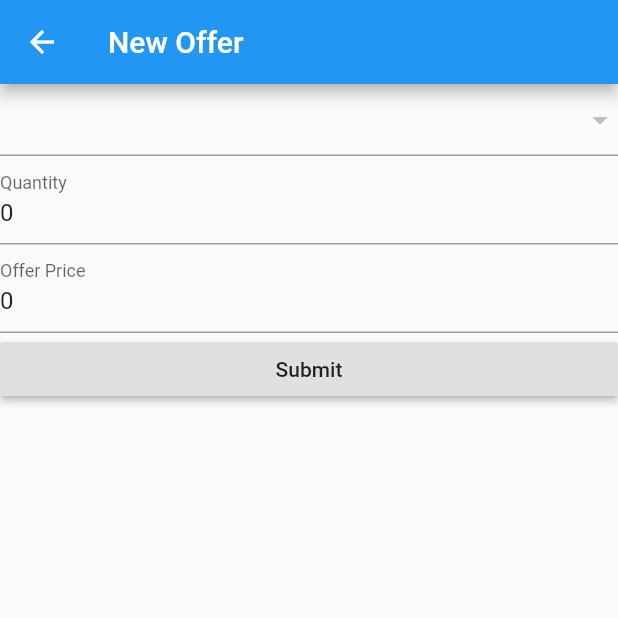
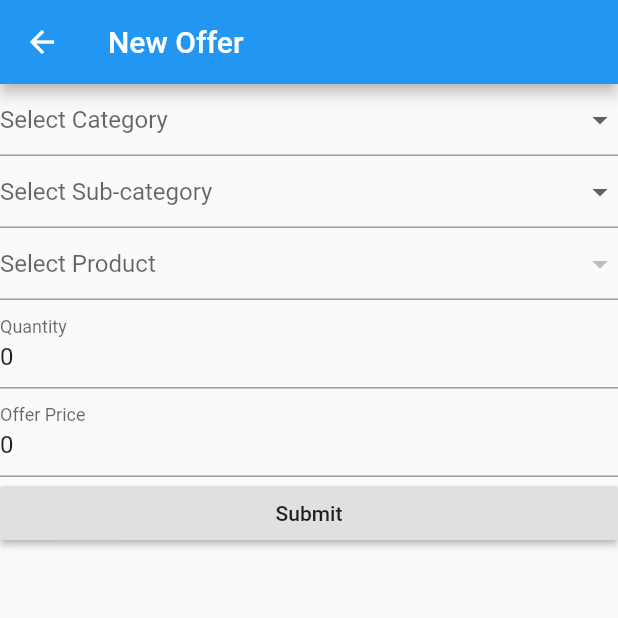
Before and after one commit to sameerss143/negoc8r_vendor, a Flutter app: the CreateNewOffer screen opened by its route, on a phone screen of 412 x 824 dp, the top half of it. Run offline on Flutter 3.47's test engine with Material 2 defaults, Android fonts, the phone set to English and light mode, and no system bars; our stand-ins replace carousel_slider, cloud_firestore, firebase_auth, firebase_core, google_sign_in; accounts and stored records are empty.

```diff
--- /dev/null
+++ b/lib/Classes/ProductObj.dart
@@ -0,0 +1,6 @@
+class ProductObj {
+  String productId;
+  String productName;
+
+  ProductObj({this.productId, this.productName});
+}
--- a/lib/Pages/Offer/CreateNewOffer.dart
+++ b/lib/Pages/Offer/CreateNewOffer.dart
@@ -1,6 +1,7 @@
 import 'package:cloud_firestore/cloud_firestore.dart';
 import 'package:firebase_auth/firebase_auth.dart';
 import 'package:flutter/material.dart';
+import 'package:negoc8r_vendor/Classes/ProductObj.dart';
 //import 'package:negoc8r_vendor/Classes/VendorAccount.dart';
 
 class CreateNewOffer extends StatefulWidget {
@@ -11,19 +12,47 @@ class CreateNewOffer extends StatefulWidget {
 }
 
 class _CreateNewOfferState extends State<CreateNewOffer> {
-  // String _category;
-  // String _subCategory;
-  String _shopName;
-  String _city;
-  String _area;
-  String _subArea;
-  String _productName;
-  String _productId;
-  //ProductObj _productObj;
+  String _category;
+  String _subCategory;
+  // String _shopName;
+  // String _city;
+  // String _area;
+  // String _subArea;
+  // String _productName;
+  // String _productId;
+  String _selectedProduct; // = new ProductObj();
+  List<DropdownMenuItem<ProductObj>> _productList = [];
   int _quantity = 0;
   double _offerPrice = 0.0;
   final _formKey = GlobalKey<FormState>();
   User _user = FirebaseAuth.instance.currentUser;
+
+  @override
+  void initState() {
+    //Fetch the inventory list
+    // Stream<QuerySnapshot> snapshot = FirebaseFirestore.instance
+    //     .collection('vendor')
+    //     .doc(_user.uid)
+    //     .collection('myInventory')
+    //     .snapshots();
+
+    //int l = snapshot.length;
+    //for (var i = 0; i < snapshot.length; i++) {}
+    //DocumentSnapshot ds = snapshot[0];
+
+    // snapshot.data.docs
+    //     .map<ProductObj>((ProductObj inventory) => {
+    //           productList.add(
+    //             DropdownMenuItem<ProductObj>(
+    //               child: new Text(inventory.productName),
+    //               value: inventory,
+    //             ),
+    //           );
+    //         })
+    //     .toList();
+
+    super.initState();
+  }
 
   @override
   Widget build(BuildContext context) {
@@ -45,36 +74,36 @@ class _CreateNewOfferState extends State<CreateNewOffer> {
           //fields for product, location(fixed for each vendor), quantity and offer price
           children: <Widget>[
             //category
-            // DropdownButtonFormField(
-            //   items: _getCategoryList(),
-            //   // onChanged: (newValue) {
-            //   //   _category = newValue.toString();
-            //   //   setState(newValue);
-            //   onChanged: (newValue) {
-            //     setState(
-            //       () {
-            //         //if (newValue != null) {
-            //         _category = newValue;
-            //         //}
-            //       },
-            //     );
-            //   },
-            //   hint: Text('Select Category'),
-            // ),
-            // //subcategory
-            // DropdownButtonFormField(
-            //   items: _getSubCategoryList(),
-            //   onChanged: (newValue) {
-            //     setState(
-            //       () {
-            //         _subCategory = newValue;
-            //       },
-            //     );
-            //   },
-            //   hint: Text('Select Sub-category'),
-            // ),
+            DropdownButtonFormField(
+              items: _getCategoryList(),
+              // onChanged: (newValue) {
+              //   _category = newValue.toString();
+              //   setState(newValue);
+              onChanged: (newValue) {
+                setState(
+                  () {
+                    //if (newValue != null) {
+                    _category = newValue;
+                    //}
+                  },
+                );
+              },
+              hint: Text('Select Category'),
+            ),
+            //subcategory
+            DropdownButtonFormField(
+              items: _getSubCategoryList(),
+              onChanged: (newValue) {
+                setState(
+                  () {
+                    _subCategory = newValue;
+                  },
+                );
+              },
+              hint: Text('Select Sub-category'),
+            ),
             //get product
-            new StreamBuilder<QuerySnapshot>(
+            StreamBuilder<QuerySnapshot>(
               stream: FirebaseFirestore.instance
                   .collection('vendor')
                   .doc(_user.uid)
@@ -87,50 +116,46 @@ class _CreateNewOfferState extends State<CreateNewOffer> {
                 } else {
                   //create list
                   List<DropdownMenuItem> productList = [];
+
                   for (int i = 0; i < snapshot.data.docs.length; i++) {
                     DocumentSnapshot product = snapshot.data.docs[i];
                     String productName = product.data()['productName'];
                     String productId = product.data()['productId'];
-                    //print('# $i : $productId : $productName');
+
                     productList.add(
                       DropdownMenuItem(
-                        child: Text('$productName'),
+                        child: new Text('$productName'),
                         value: productId,
-                        // ProductObj(
-                        //   productId: productId,
-                        //   productName: productName,
-                        // ),
+                        //productName: productName,
                       ),
                     );
                   }
+                  //print('List# ${i.toString()} > $productId : $productName');
+
                   //assign list to dropdown
-                  return DropdownButtonFormField(
+                  return new Container(
+                    width: MediaQuery.of(context).size.width * .90,
+                    child: DropdownButtonFormField(
+                      hint: Text('Select Product'),
                       items: productList,
-                    value: _productId,
-                    onChanged: (newValue) {
+                      value: _selectedProduct,
+                      onChanged: (newVal) {
+                        //
+                        //print('${newVal.productId} : ${newVal.productName}');
                         setState(
                           () {
-                          _productId = newValue;
+                            _selectedProduct = newVal;
+                            // print(
+                            //     'Selected> ${_selectedProduct.productId} : ${_selectedProduct.productName}');
                           },
                         );
                       },
+                    ),
                   );
                 }
               },
             ),
 
-            //
-            // DropdownButtonFormField(
-            //   items: null,
-            //   onChanged: (newValue) {
-            //     setState(
-            //       () {
-            //         _productId = newValue;
-            //       },
-            //     );
-            //   },
-            //   hint: Text('Select Product'),
-            // ),
             TextFormField(
               decoration: InputDecoration(
                 labelText: 'Quantity',
@@ -182,32 +207,32 @@ class _CreateNewOfferState extends State<CreateNewOffer> {
     );
   }
 
-  // _getCategoryList() {
-  //   //fetch products from inventory list
-  //   return ['Mobile', 'Computer', 'Electronics', 'Fashion', 'HomeAppliances']
-  //       .map(
-  //         (e) => DropdownMenuItem(
-  //           child: Text(
-  //             e.toString(),
-  //           ),
-  //           value: e,
-  //         ),
-  //       )
-  //       .toList();
-  // }
+  _getCategoryList() {
+    //fetch products from inventory list
+    return ['Mobile', 'Computer', 'Electronics', 'Fashion', 'HomeAppliances']
+        .map(
+          (e) => DropdownMenuItem(
+            child: Text(
+              e.toString(),
+            ),
+            value: e,
+          ),
+        )
+        .toList();
+  }
 
-  // _getSubCategoryList() {
-  //   return ['Android', 'iPhone', 'Accessories']
-  //       .map(
-  //         (e) => DropdownMenuItem(
-  //           child: Text(
-  //             e.toString(),
-  //           ),
-  //           value: e,
-  //         ),
-  //       )
-  //       .toList();
-  // }
+  _getSubCategoryList() {
+    return ['Android', 'iPhone', 'Accessories']
+        .map(
+          (e) => DropdownMenuItem(
+            child: Text(
+              e.toString(),
+            ),
+            value: e,
+          ),
+        )
+        .toList();
+  }
 
   // Future<List<DropdownMenuItem>> _getProductList() async {
   //   //fetch products from inventory list
@@ -253,8 +278,8 @@ class _CreateNewOfferState extends State<CreateNewOffer> {
           'city': 'Mumbai',
           'area': 'Ghatkopar',
           'subArea': 'Pantnagar',
-          'productId': _productId,
-          'productName': _productName,
+          'productId': _selectedProduct,
+          //'productName': _selectedProduct.productName,
           'quantity': _quantity,
           'offerPrice': _offerPrice,
           'isActive': true,
@@ -272,7 +297,8 @@ class _CreateNewOfferState extends State<CreateNewOffer> {
           'city': 'Mumbai',
           'area': 'Ghatkopar',
           'subArea': 'Pantnagar',
-          'productId': _productId,
+          'productId': _selectedProduct,
+          //'productName': _selectedProduct.productName,
           'quantity': _quantity,
           'offerPrice': _offerPrice,
           'isActive': true,
@@ -288,10 +314,3 @@ class _CreateNewOfferState extends State<CreateNewOffer> {
     }
   }
 }
-
-// class ProductObj {
-//   String productId;
-//   String productName;
-
-//   ProductObj({this.productId, this.productName});
-// }
--- a/lib/Pages/Order/MyOrderPage.dart
+++ b/lib/Pages/Order/MyOrderPage.dart
@@ -48,7 +48,7 @@ class _MyOrderPageState extends State<MyOrderPage> {
                     'Qty: ' +
                         vendorOrder.data()['quantity'].toString() +
                         ' Offer Price: ' +
-                        vendorOrder.data()['offerPrice'].toString(),
+                        vendorOrder.data()['orderPrice'].toString(),
                   ),
                   onTap: () {
                     //go to offer page
```
Also changed, not shown: lib/Pages/Inventory/MyInventory.dart (+9 -1 lines), lib/Pages/Order/OrderDetailPage.dart (+65 -22 lines). Lines whose indentation alone changed are shown as unchanged.
